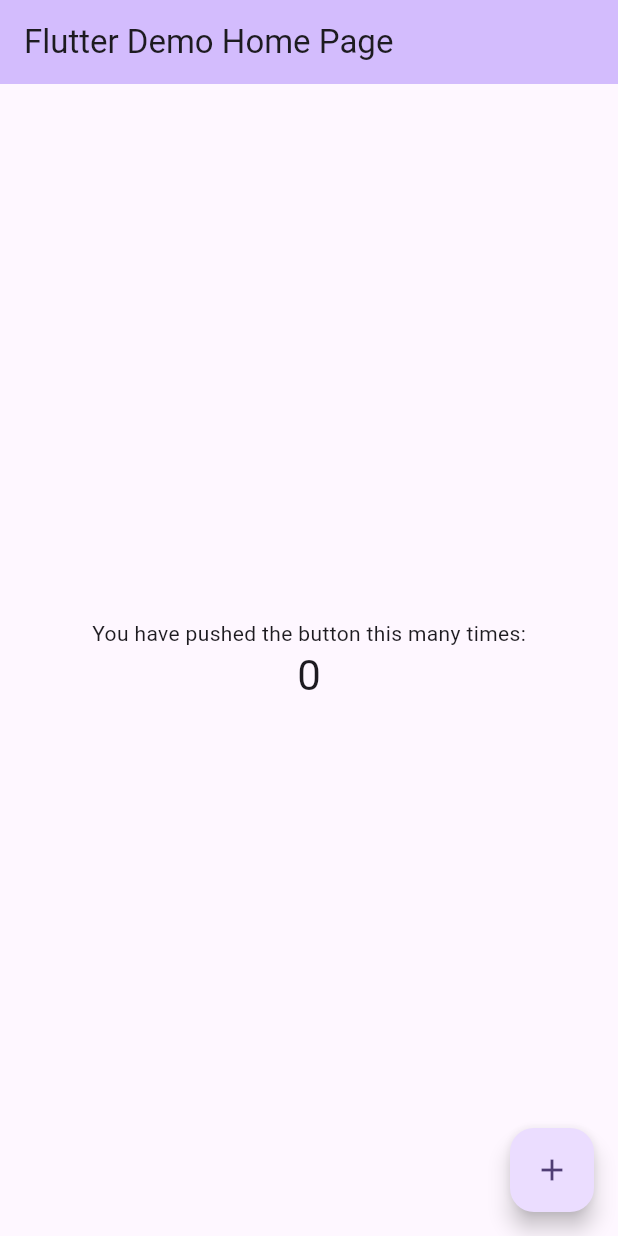
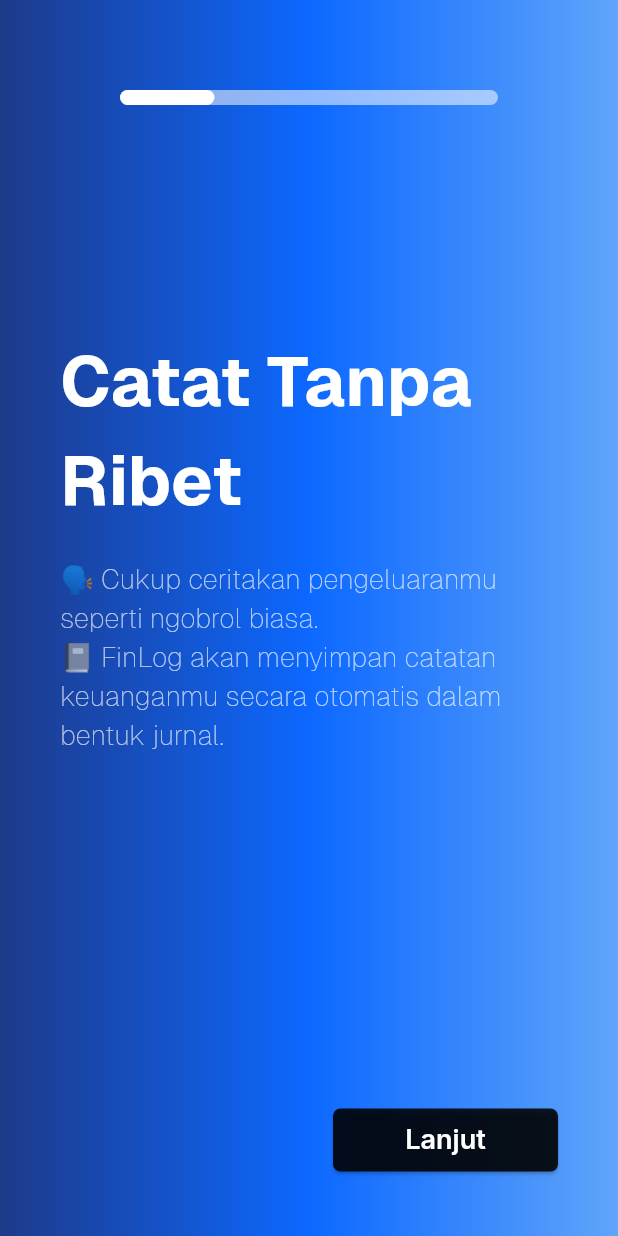
Before and after one commit to Apps-FinLog/FinLog, a Flutter app: the screen it shows after launch, on a phone screen of 412 x 824 dp. Run offline on Flutter 3.47's test engine with Material 3 defaults, Android fonts, the phone set to English and light mode, and no system bars; our stand-ins replace flutter_svg, google_fonts; project files that could hold a hidden picture were left out.

Commit message:
feat: Implement Onboarding and Splash Screens with UI Enhancements (#2)
* komit

* feat: Add debug mode checks for onboarding completion messages

* feat: Refactor onboarding screen styles and add text styles class

* feat: Update onboarding page styling with gradient background and adjusted padding

* feat: Add Geist font family and logo SVG asset

* feat: Update onboarding screen background to fixed gradient and adjust layout

* fix: Correct asset path for logo in splash screen

* feat: Ensure consistent font family for onboarding text styles

* feat: Update onboarding page layout and enhance page indicator styling

* feat: Enhance onboarding screen page indicator logic and animation

* feat: Adjust button padding and border radius in onboarding screen; update button text style for consistency

* feat: Update onboarding page descriptions with icons and add fixed button for navigation

* fix: Update button text logic in onboarding screen for correct navigation flow

* chore: Bump version to 1.1.0+1 in pubspec.yaml

---------

Co-authored-by: gafnaa <gafnaalfaatiha@gmail.com>

```diff
--- a/lib/main.dart
+++ b/lib/main.dart
@@ -1,4 +1,6 @@
 import 'package:flutter/material.dart';
+import 'package:finlog/screens/splash_screen.dart'; // Import the new splash screen
+// import 'package:finlog/screens/onboarding_screen.dart'; // This will be navigated to from SplashScreen
 
 void main() {
   runApp(const MyApp());
@@ -7,116 +9,26 @@ void main() {
 class MyApp extends StatelessWidget {
   const MyApp({super.key});
 
-  // This widget is the root of your application.
   @override
   Widget build(BuildContext context) {
     return MaterialApp(
-      title: 'Flutter Demo',
+      title: 'FinLog',
       theme: ThemeData(
-        // This is the theme of your application.
-        //
-        // TRY THIS: Try running your application with "flutter run". You'll see
-        // the application has a purple toolbar. Then, without quitting the app,
-        // try changing the seedColor in the colorScheme below to Colors.green
-        // and then invoke "hot reload" (save your changes or press the "hot
-        // reload" button in a Flutter-supported IDE, or press "r" if you used
-        // the command line to start the app).
-        //
-        // Notice that the counter didn't reset back to zero; the application
-        // state is not lost during the reload. To reset the state, use hot
-        // restart instead.
-        //
-        // This works for code too, not just values: Most code changes can be
-        // tested with just a hot reload.
-        colorScheme: ColorScheme.fromSeed(seedColor: Colors.deepPurple),
+        primarySwatch: Colors.blue,
+        fontFamily: 'Inter', // Menggunakan font Inter
+        scaffoldBackgroundColor: Colors.blue.shade700, // Default background
+        textTheme: const TextTheme(
+          // Default text styles
+          bodyLarge: TextStyle(color: Colors.white),
+          bodyMedium: TextStyle(color: Colors.white70),
+          titleLarge: TextStyle(
+            color: Colors.white,
+            fontWeight: FontWeight.bold,
+          ),
+        )
       ),
-      home: const MyHomePage(title: 'Flutter Demo Home Page'),
+      home: const SplashScreen(), // Use the imported SplashScreen
+      debugShowCheckedModeBanner: false,
     );
   }
 }
-
-class MyHomePage extends StatefulWidget {
-  const MyHomePage({super.key, required this.title});
-
-  // This widget is the home page of your application. It is stateful, meaning
-  // that it has a State object (defined below) that contains fields that affect
-  // how it looks.
-
-  // This class is the configuration for the state. It holds the values (in this
-  // case the title) provided by the parent (in this case the App widget) and
-  // used by the build method of the State. Fields in a Widget subclass are
-  // always marked "final".
-
-  final String title;
-
-  @override
-  State<MyHomePage> createState() => _MyHomePageState();
-}
-
-class _MyHomePageState extends State<MyHomePage> {
-  int _counter = 0;
-
-  void _incrementCounter() {
-    setState(() {
-      // This call to setState tells the Flutter framework that something has
-      // changed in this State, which causes it to rerun the build method below
-      // so that the display can reflect the updated values. If we changed
-      // _counter without calling setState(), then the build method would not be
-      // called again, and so nothing would appear to happen.
-      _counter++;
-    });
-  }
-
-  @override
-  Widget build(BuildContext context) {
-    // This method is rerun every time setState is called, for instance as done
-    // by the _incrementCounter method above.
-    //
-    // The Flutter framework has been optimized to make rerunning build methods
-    // fast, so that you can just rebuild anything that needs updating rather
-    // than having to individually change instances of widgets.
-    return Scaffold(
-      appBar: AppBar(
-        // TRY THIS: Try changing the color here to a specific color (to
-        // Colors.amber, perhaps?) and trigger a hot reload to see the AppBar
-        // change color while the other colors stay the same.
-        backgroundColor: Theme.of(context).colorScheme.inversePrimary,
-        // Here we take the value from the MyHomePage object that was created by
-        // the App.build method, and use it to set our appbar title.
-        title: Text(widget.title),
-      ),
-      body: Center(
-        // Center is a layout widget. It takes a single child and positions it
-        // in the middle of the parent.
-        child: Column(
-          // Column is also a layout widget. It takes a list of children and
-          // arranges them vertically. By default, it sizes itself to fit its
-          // children horizontally, and tries to be as tall as its parent.
-          //
-          // Column has various properties to control how it sizes itself and
-          // how it positions its children. Here we use mainAxisAlignment to
-          // center the children vertically; the main axis here is the vertical
-          // axis because Columns are vertical (the cross axis would be
-          // horizontal).
-          //
-          // TRY THIS: Invoke "debug painting" (choose the "Toggle Debug Paint"
-          // action in the IDE, or press "p" in the console), to see the
-          // wireframe for each widget.
-          mainAxisAlignment: MainAxisAlignment.center,
-          children: <Widget>[
-            const Text('You have pushed the button this many times:'),
-            Text(
-              '$_counter',
-              style: Theme.of(context).textTheme.headlineMedium,
-            ),
-          ],
-        ),
-      ),
-      floatingActionButton: FloatingActionButton(
-        onPressed: _incrementCounter,
-        tooltip: 'Increment',
-        child: const Icon(Icons.add),
-      ), // This trailing comma makes auto-formatting nicer for build methods.
-    );
-  }
-}
--- /dev/null
+++ b/lib/screens/onboarding_screen.dart
@@ -0,0 +1,205 @@
+import 'package:flutter/foundation.dart';
+import 'package:flutter/material.dart';
+import 'package:finlog/styles/text_styles.dart';
+
+class OnboardingScreen extends StatefulWidget {
+  const OnboardingScreen({super.key});
+
+  @override
+  State<OnboardingScreen> createState() => _OnboardingScreenState();
+}
+
+class _OnboardingScreenState extends State<OnboardingScreen> {
+  final PageController _pageController = PageController();
+  double _indicatorPosition = 0.0; // For smooth animation
+
+  @override
+  void initState() {
+    super.initState();
+    _pageController.addListener(() {
+      setState(() {
+        _indicatorPosition = _pageController.page ?? 0.0;
+      });
+    });
+  }
+
+  @override
+  void dispose() {
+    _pageController.dispose();
+    super.dispose();
+  }
+
+  List<Widget> _buildPages() {
+    return [
+      _buildOnboardingPage(
+        title: "Catat Tanpa Ribet",
+        description:
+            "🗣️ Cukup ceritakan pengeluaranmu seperti ngobrol biasa.\n📓 FinLog akan menyimpan catatan keuanganmu secara otomatis dalam bentuk jurnal.",
+        isLastPage: false,
+      ),
+      _buildOnboardingPage(
+        title: "Catat Cepat",
+        description:
+            "🗣️ Langsung catat pengeluaran dari halaman landing — tanpa perlu klik banyak.",
+        isLastPage: false,
+      ),
+      _buildOnboardingPage(
+        title: "Pantau Dengan Mudah",
+        description: "🗣️ Pantau melalui dashboard singkat.",
+        isLastPage: false,
+      ),
+      _buildOnboardingPage(
+        title: "Mulai Keuangan Sehat",
+        description: "🗣 Bangun kebiasaan keuangan yang sehat tanpa takut dan santai.",
+        isLastPage: true,
+      ),
+    ];
+  }
+
+  Widget _buildOnboardingPage({
+    required String title,
+    required String description,
+    required bool isLastPage,
+  }) {
+    return Container(
+      padding: const EdgeInsets.symmetric(horizontal: 40.0, vertical: 24.0),
+      color: Colors.transparent, // Ensure the page content itself is transparent
+      child: Column(
+        mainAxisAlignment: MainAxisAlignment.center,
+        crossAxisAlignment: CrossAxisAlignment.start,
+        children: <Widget>[
+          const Spacer(flex: 2),
+          Text(
+            title,
+            textAlign: TextAlign.start,
+            style: AppTextStyles.onboardingTitle,
+          ),
+          const SizedBox(height: 20),
+          Text(
+            description,
+            textAlign: TextAlign.start,
+            style: AppTextStyles.onboardingDescription,
+          ),
+          const Spacer(flex: 3),
+        ],
+      ),
+    );
+  }
+
+  @override
+  Widget build(BuildContext context) {
+    return Scaffold(
+      body: Stack(
+        children: <Widget>[
+          // Fixed background gradient
+          Container(
+            decoration: const BoxDecoration(
+              gradient: LinearGradient(
+                begin: Alignment.centerRight,
+                end: Alignment.centerLeft,
+                colors: [
+                  Color(0xFF60A5FA),
+                  Color(0xFF0C68FF),
+                  Color(0xFF1E3A8A),
+                ],
+              ),
+            ),
+          ),
+          // PageView for scrolling content
+          PageView(
+            controller: _pageController,
+            onPageChanged: (int page) {
+              setState(() {
+                // Update for logic, animation handled by listener
+              });
+            },
+            children: _buildPages(),
+          ),
+          // Page indicator
+          Positioned(
+            top: 60, // Adjust as needed for status bar and aesthetics
+            left: 80, // Increased padding to make it shorter
+            right: 80, // Increased padding to make it shorter
+            child: LayoutBuilder(
+              builder: (context, constraints) {
+                final totalWidth = constraints.maxWidth;
+                final segmentWidth = totalWidth / _buildPages().length;
+
+                return Stack(
+                  children: [
+                    // Background track
+                    Container(
+                      height: 10,
+                      decoration: BoxDecoration(
+                        color: Colors.white54,
+                        borderRadius: BorderRadius.circular(5),
+                      ),
+                    ),
+                    // Moving active segment
+                    AnimatedPositioned(
+                      duration: const Duration(milliseconds: 0), // Set duration to 0 for instant update with scroll
+                      curve: Curves.linear, // Use linear curve for direct mapping to scroll
+                      left: _indicatorPosition * segmentWidth,
+                      child: Container(
+                        height: 10,
+                        width: segmentWidth,
+                        decoration: BoxDecoration(
+                          color: Colors.white,
+                          borderRadius: BorderRadius.circular(5),
+                        ),
+                      ),
+                    ),
+                  ],
+                );
+              },
+            ),
+          ),
+          // Fixed button at the bottom
+          Positioned(
+            bottom: 40.0,
+            right: 40.0,
+            child: SizedBox(
+              width: 150, // Fixed width for the button
+              child: ElevatedButton(
+                style: ElevatedButton.styleFrom(
+                  backgroundColor: Colors.black87,
+                  padding: const EdgeInsets.symmetric(horizontal: 40, vertical: 10),
+                  textStyle: AppTextStyles.onboardingButton,
+                  shape: RoundedRectangleBorder(
+                    borderRadius: BorderRadius.circular(5.0),
+                  ),
+                ),
+                onPressed: () {
+                  final isLastPage = _pageController.page == _buildPages().length - 1;
+                  if (isLastPage) {
+                    if (kDebugMode) {
+                      print("Onboarding completed!");
+                    }
+                    if (Navigator.canPop(context)) {
+                      Navigator.pop(context);
+                    } else {
+                      if (kDebugMode) {
+                        print("Cannot pop, would navigate to home screen here.");
+                      }
+                    }
+                  } else {
+                    _pageController.nextPage(
+                      duration: const Duration(milliseconds: 400),
+                      curve: Curves.easeInOut,
+                    );
+                  }
+                },
+                child: Text(
+                  _pageController.hasClients && (_pageController.page ?? 0).round() == _buildPages().length - 1
+                      ? 'Mulai'
+                      : 'Lanjut',
+                  style: const TextStyle(color: Colors.white),
+                ),
+              ),
+            ),
+          ),
+        ],
+      ),
+    );
+  }
+}
--- /dev/null
+++ b/lib/screens/splash_screen.dart
@@ -0,0 +1,54 @@
+import 'dart:async';
+import 'package:flutter/material.dart';
+import 'package:flutter_svg/flutter_svg.dart';
+import 'package:finlog/screens/onboarding_screen.dart'; // Assuming onboarding_screen.dart will be created
+
+class SplashScreen extends StatefulWidget {
+  const SplashScreen({super.key});
+
+  @override
+  State<SplashScreen> createState() => _SplashScreenState();
+}
+
+class _SplashScreenState extends State<SplashScreen> {
+  @override
+  void initState() {
+    super.initState();
+    Timer(
+      const Duration(seconds: 3),
+      () => Navigator.of(context).pushReplacement(
+        MaterialPageRoute(
+          builder: (BuildContext context) => const OnboardingScreen(), // Navigate to OnboardingScreen
+        ),
+      ),
+    );
+  }
+
+  @override
+  Widget build(BuildContext context) {
+    return Scaffold(
+      backgroundColor: Colors.blue.shade700, // Matching the background from the image
+      body: Center(
+        child: Column(
+          mainAxisAlignment: MainAxisAlignment.center,
+          children: <Widget>[
+            SvgPicture.asset(
+              'assets/svgs/logo_finlog.svg',
+              width: 150, // Adjust size as needed
+              height: 150, // Adjust size as needed
+            ),
+            const SizedBox(height: 24),
+            const Text(
+              'FinLog',
+              style: TextStyle(
+                fontSize: 48,
+                fontWeight: FontWeight.bold,
+                color: Colors.white,
+              ),
+            ),
+          ],
+        ),
+      ),
+    );
+  }
+}
--- /dev/null
+++ b/lib/styles/text_styles.dart
@@ -0,0 +1,24 @@
+import 'package:flutter/material.dart';
+import 'package:google_fonts/google_fonts.dart';
+
+class AppTextStyles {
+  static const TextStyle onboardingTitle = TextStyle(
+    fontFamily: 'Geist',
+    fontSize: 46,
+    fontWeight: FontWeight.bold,
+    color: Colors.white,
+  );
+
+  static const TextStyle onboardingDescription = TextStyle(
+    fontFamily: 'Geist',
+    fontSize: 18,
+    fontWeight: FontWeight.w300,
+    color: Colors.white70,
+  );
+
+  static TextStyle onboardingButton = GoogleFonts.inter(
+    fontSize: 18,
+    color: Colors.white,
+    fontWeight: FontWeight.w600,
+  );
+}
```
Also changed, not shown: pubspec.yaml (+23 -14 lines), assets/fonts/Geist-Black.ttf (added), assets/fonts/Geist-Bold.ttf (added), assets/fonts/Geist-ExtraBold.ttf (added), assets/fonts/Geist-ExtraLight.ttf (added), assets/fonts/Geist-Light.ttf (added), assets/fonts/Geist-Medium.ttf (added), assets/fonts/Geist-Regular.ttf (added), assets/fonts/Geist-SemiBold.ttf (added), assets/fonts/Geist-Thin.ttf (added), assets/svgs/logo_finlog.svg (added), pubspec.lock, 2 other files.
